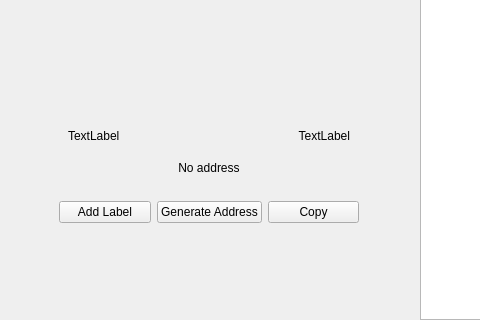
First picture: the form in src/qt/vitae/forms/receivewidget.ui, repository VitaeTeam/Vitae, before the edit; both pictures show x 0 to 480 and y 309 to 629 of the 629 by 629 pixel window.
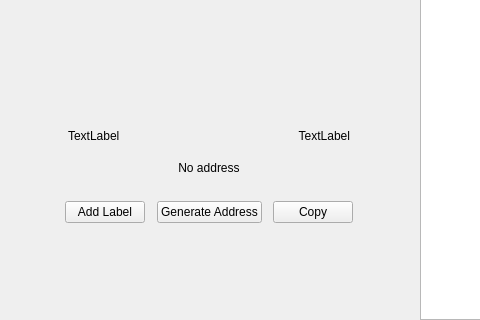
Second picture: the form after the edit. Custom widgets are drawn as their Qt base class.

What changed in the file:
```diff
--- a/src/qt/vitae/forms/receivewidget.ui
+++ b/src/qt/vitae/forms/receivewidget.ui
@@ -260,7 +260,7 @@
            </item>
            <item>
             <layout class="QHBoxLayout" name="horizontalLayout_4">
-             <item>
+             <item alignment="Qt::AlignHCenter">
               <widget class="QPushButton" name="pushButtonLabel">
                <property name="text">
                 <string>Add Label</string>
@@ -274,7 +274,7 @@
                </property>
               </widget>
              </item>
-             <item>
+             <item alignment="Qt::AlignHCenter">
               <widget class="QPushButton" name="pushButtonCopy">
                <property name="text">
                 <string>Copy</string>
```
Left out of the diff: 2 changed lines with no effect on the pictures.
